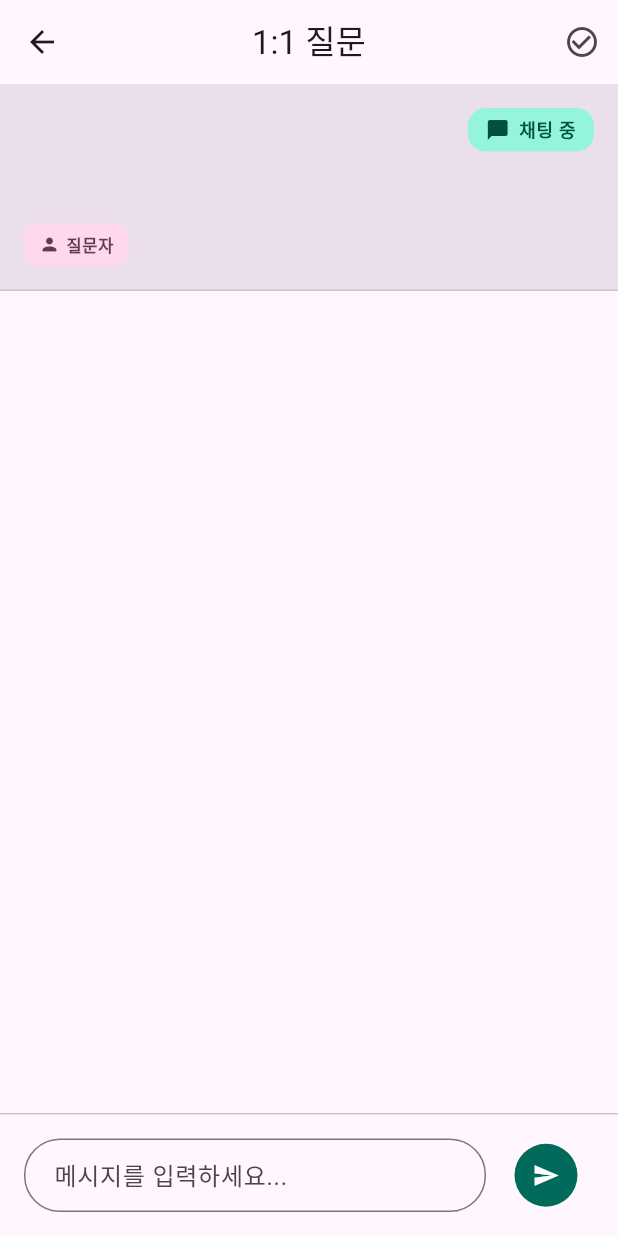
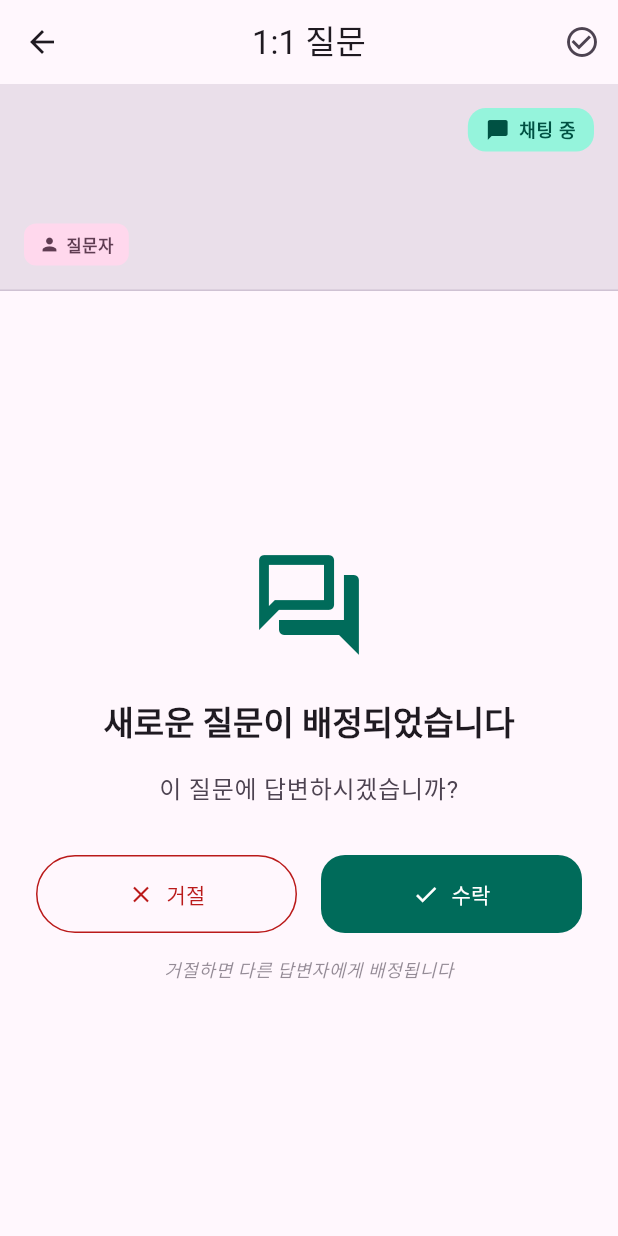
Before and after one commit to Cl0udFire/aqah, a Flutter app: the QuestionDetailScreen screen opened directly with empty values, on a phone screen of 412 x 824 dp. Run offline on Flutter 3.47's test engine with Material 3 defaults, Android fonts, the phone set to English and light mode, and no system bars; our stand-ins replace cloud_firestore, firebase_auth, firebase_core, firebase_messaging, flutter_markdown, google_sign_in; missing offline and left inert: expressive_loading_indicator; accounts and stored records are empty; generated files the repository leaves out were written again.

Commit message:
Add accept/decline functionality for assigned questions
- Add declinedBy and acceptedByAssignee fields to Question model
- Update Firestore rules to allow accept/decline operations
- Add acceptQuestion and declineQuestion methods to FirestoreService
- Update Cloud Function to exclude declined users and reassign questions
- Add UI for assignees to accept or decline questions before answering
- Cloud Function automatically reassigns declined questions to other users

Co-authored-by: shimaenaga1123 <88320744+shimaenaga1123@users.noreply.github.com>

```diff
--- a/app/lib/models/question.dart
+++ b/app/lib/models/question.dart
@@ -38,6 +38,8 @@ class Question {
   final DateTime createdAt;
   final DateTime updatedAt;
   final bool completed;
+  final List<String> declinedBy;
+  final bool? acceptedByAssignee;
 
   Question({
     required this.id,
@@ -49,7 +51,10 @@ class Question {
     required this.createdAt,
     required this.updatedAt,
     this.completed = false,
-  }) : answers = answers ?? [];
+    List<String>? declinedBy,
+    this.acceptedByAssignee,
+  }) : answers = answers ?? [],
+       declinedBy = declinedBy ?? [];
 
   factory Question.fromFirestore(DocumentSnapshot doc) {
     final data = doc.data() as Map<String, dynamic>;
@@ -59,6 +64,11 @@ class Question {
       answersList = (data['answers'] as List)
           .map((item) => Answer.fromMap(item as Map<String, dynamic>))
           .toList();
+    }
+
+    List<String> declinedByList = [];
+    if (data['declinedBy'] != null) {
+      declinedByList = List<String>.from(data['declinedBy'] as List);
     }
 
     return Question(
@@ -71,6 +81,8 @@ class Question {
       createdAt: (data['createdAt'] as Timestamp?)?.toDate() ?? DateTime.now(),
       updatedAt: (data['updatedAt'] as Timestamp).toDate(),
       completed: data['completed'] ?? false,
+      declinedBy: declinedByList,
+      acceptedByAssignee: data['acceptedByAssignee'],
     );
   }
 
@@ -84,6 +96,8 @@ class Question {
       'createdAt': Timestamp.fromDate(createdAt),
       'updatedAt': Timestamp.fromDate(updatedAt),
       'completed': completed,
+      'declinedBy': declinedBy,
+      if (acceptedByAssignee != null) 'acceptedByAssignee': acceptedByAssignee,
     };
   }
 
@@ -97,6 +111,8 @@ class Question {
     DateTime? createdAt,
     DateTime? updatedAt,
     bool? completed,
+    List<String>? declinedBy,
+    bool? acceptedByAssignee,
   }) {
     return Question(
       id: id ?? this.id,
@@ -108,6 +124,8 @@ class Question {
       createdAt: createdAt ?? this.createdAt,
       updatedAt: updatedAt ?? this.updatedAt,
       completed: completed ?? this.completed,
+      declinedBy: declinedBy ?? this.declinedBy,
+      acceptedByAssignee: acceptedByAssignee ?? this.acceptedByAssignee,
     );
   }
 }
--- a/app/lib/screens/question_detail_screen.dart
+++ b/app/lib/screens/question_detail_screen.dart
@@ -614,6 +614,13 @@ class _QuestionDetailScreenState extends State<QuestionDetailScreen> {
     final colorScheme = Theme.of(context).colorScheme;
     final textTheme = Theme.of(context).textTheme;
 
+    // Show accept/decline UI if assignee hasn't accepted yet and no answers
+    if (isAssignee &&
+        question.acceptedByAssignee != true &&
+        question.answers.isEmpty) {
+      return _buildAcceptDeclineView(question);
+    }
+
     return Column(
       children: [
         Expanded(
@@ -820,4 +827,156 @@ class _QuestionDetailScreenState extends State<QuestionDetailScreen> {
       ),
     );
   }
+
+  Widget _buildAcceptDeclineView(Question question) {
+    final colorScheme = Theme.of(context).colorScheme;
+    final textTheme = Theme.of(context).textTheme;
+
+    return Center(
+      child: Padding(
+        padding: const EdgeInsets.all(24.0),
+        child: Column(
+          mainAxisAlignment: MainAxisAlignment.center,
+          children: [
+            Icon(
+              Icons.question_answer_outlined,
+              size: 80,
+              color: colorScheme.primary,
+            ),
+            const SizedBox(height: 24),
+            Text(
+              '새로운 질문이 배정되었습니다',
+              style: textTheme.titleLarge?.copyWith(
+                color: colorScheme.onSurface,
+                fontWeight: FontWeight.bold,
+              ),
+              textAlign: TextAlign.center,
+            ),
+            const SizedBox(height: 16),
+            Text(
+              '이 질문에 답변하시겠습니까?',
+              style: textTheme.bodyLarge?.copyWith(
+                color: colorScheme.onSurfaceVariant,
+              ),
+              textAlign: TextAlign.center,
+            ),
+            const SizedBox(height: 32),
+            Row(
+              mainAxisAlignment: MainAxisAlignment.center,
+              children: [
+                Expanded(
+                  child: OutlinedButton.icon(
+                    onPressed: () => _handleDeclineQuestion(question.id),
+                    icon: const Icon(Icons.close),
+                    label: const Text('거절'),
+                    style: OutlinedButton.styleFrom(
+                      padding: const EdgeInsets.symmetric(vertical: 16),
+                      foregroundColor: colorScheme.error,
+                      side: BorderSide(color: colorScheme.error),
+                    ),
+                  ),
+                ),
+                const SizedBox(width: 16),
+                Expanded(
+                  child: FilledButton.icon(
+                    onPressed: () => _handleAcceptQuestion(question.id),
+                    icon: const Icon(Icons.check),
+                    label: const Text('수락'),
+                    style: FilledButton.styleFrom(
+                      padding: const EdgeInsets.symmetric(vertical: 16),
+                    ),
+                  ),
+                ),
+              ],
+            ),
+            const SizedBox(height: 16),
+            Text(
+              '거절하면 다른 답변자에게 배정됩니다',
+              style: textTheme.bodySmall?.copyWith(
+                color: colorScheme.onSurfaceVariant.withValues(alpha: 0.6),
+                fontStyle: FontStyle.italic,
+              ),
+              textAlign: TextAlign.center,
+            ),
+          ],
+        ),
+      ),
+    );
+  }
+
+  Future<void> _handleAcceptQuestion(String questionId) async {
+    try {
+      await _firestoreService.acceptQuestion(questionId);
+      if (mounted) {
+        ScaffoldMessenger.of(context).showSnackBar(
+          const SnackBar(
+            content: Text('질문을 수락했습니다. 답변을 시작하세요!'),
+            behavior: SnackBarBehavior.floating,
+            margin: EdgeInsets.only(bottom: 80, left: 16, right: 16),
+          ),
+        );
+      }
+    } catch (e) {
+      if (mounted) {
+        ScaffoldMessenger.of(context).showSnackBar(
+          SnackBar(
+            content: Text('질문 수락 실패: $e'),
+            behavior: SnackBarBehavior.floating,
+            margin: const EdgeInsets.only(bottom: 80, left: 16, right: 16),
+          ),
+        );
+      }
+    }
+  }
+
+  Future<void> _handleDeclineQuestion(String questionId) async {
+    final confirmed = await showDialog<bool>(
+      context: context,
+      builder: (context) {
+        return AlertDialog(
+          title: const Text('질문 거절'),
+          content: const Text('정말로 이 질문을 거절하시겠습니까? 다른 답변자에게 배정됩니다.'),
+          actions: [
+            TextButton(
+              onPressed: () => Navigator.pop(context, false),
+              child: const Text('취소'),
+            ),
+            FilledButton(
+              onPressed: () => Navigator.pop(context, true),
+              style: FilledButton.styleFrom(
+                backgroundColor: Theme.of(context).colorScheme.error,
+              ),
+              child: const Text('거절'),
+            ),
+          ],
+        );
+      },
+    );
+
+    if (confirmed == true) {
+      try {
+        await _firestoreService.declineQuestion(questionId);
+        if (mounted) {
+          Navigator.pop(context);
+          ScaffoldMessenger.of(context).showSnackBar(
+            const SnackBar(
+              content: Text('질문을 거절했습니다'),
+              behavior: SnackBarBehavior.floating,
+              margin: EdgeInsets.only(bottom: 80, left: 16, right: 16),
+            ),
+          );
+        }
+      } catch (e) {
+        if (mounted) {
+          ScaffoldMessenger.of(context).showSnackBar(
+            SnackBar(
+              content: Text('질문 거절 실패: $e'),
+              behavior: SnackBarBehavior.floating,
+              margin: const EdgeInsets.only(bottom: 80, left: 16, right: 16),
+            ),
+          );
+        }
+      }
+    }
+  }
 }
```
Also changed, not shown: app/lib/services/firestore_service.dart (+20 -0 lines), 2 other files.
